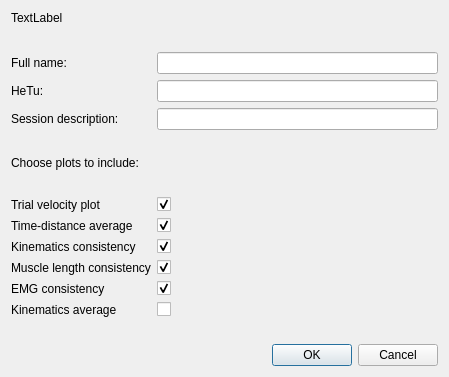
First picture: the form in gaitutils/gui/pdf_report_dialog.ui, repository NCH-Motion-Laboratory/gaitutils, before the edit.
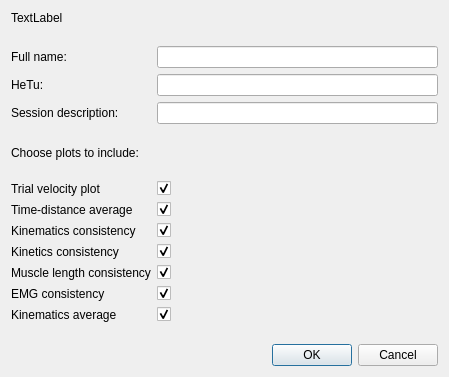
Second picture: the form after the edit.

Commit message: separate kinematics/kinetics plots for pdf

Diff of the .ui file:
```diff
--- a/gaitutils/gui/pdf_report_dialog.ui
+++ b/gaitutils/gui/pdf_report_dialog.ui
@@ -171,14 +171,14 @@
        </property>
       </widget>
      </item>
-     <item row="11" column="0">
+     <item row="12" column="0">
       <widget class="QLabel" name="label_6">
        <property name="text">
         <string>Muscle length consistency</string>
        </property>
       </widget>
      </item>
-     <item row="11" column="1">
+     <item row="12" column="1">
       <widget class="QCheckBox" name="cbMuscleLenCons">
        <property name="sizePolicy">
         <sizepolicy hsizetype="Minimum" vsizetype="Fixed">
@@ -197,14 +197,14 @@
        </property>
       </widget>
      </item>
-     <item row="12" column="0">
+     <item row="13" column="0">
       <widget class="QLabel" name="label_7">
        <property name="text">
         <string>EMG consistency</string>
        </property>
       </widget>
      </item>
-     <item row="12" column="1">
+     <item row="13" column="1">
       <widget class="QCheckBox" name="cbEMGCons">
        <property name="sizePolicy">
         <sizepolicy hsizetype="Minimum" vsizetype="Fixed">
@@ -223,14 +223,14 @@
        </property>
       </widget>
      </item>
-     <item row="13" column="0">
+     <item row="14" column="0">
       <widget class="QLabel" name="label_8">
        <property name="text">
         <string>Kinematics average</string>
        </property>
       </widget>
      </item>
-     <item row="13" column="1">
+     <item row="14" column="1">
       <widget class="QCheckBox" name="cbKinAverage">
        <property name="sizePolicy">
         <sizepolicy hsizetype="Minimum" vsizetype="Fixed">
@@ -245,11 +245,11 @@
         <string/>
        </property>
        <property name="checked">
-        <bool>false</bool>
+        <bool>true</bool>
        </property>
       </widget>
      </item>
-     <item row="14" column="0">
+     <item row="15" column="0">
       <spacer name="verticalSpacer_4">
        <property name="orientation">
         <enum>Qt::Vertical</enum>
@@ -262,6 +262,32 @@
        </property>
       </spacer>
      </item>
+     <item row="11" column="0">
+      <widget class="QLabel" name="label_9">
+       <property name="text">
+        <string>Kinetics consistency</string>
+       </property>
+      </widget>
+     </item>
+     <item row="11" column="1">
+      <widget class="QCheckBox" name="cbKineticsCons">
+       <property name="sizePolicy">
+        <sizepolicy hsizetype="Minimum" vsizetype="Fixed">
+         <horstretch>0</horstretch>
+         <verstretch>0</verstretch>
+        </sizepolicy>
+       </property>
+       <property name="layoutDirection">
+        <enum>Qt::LeftToRight</enum>
+       </property>
+       <property name="text">
+        <string/>
+       </property>
+       <property name="checked">
+        <bool>true</bool>
+       </property>
+      </widget>
+     </item>
     </layout>
    </item>
    <item>
```
Left out of the diff: 2 changed lines with no effect on the pictures. The commit also changes 1 other file.
